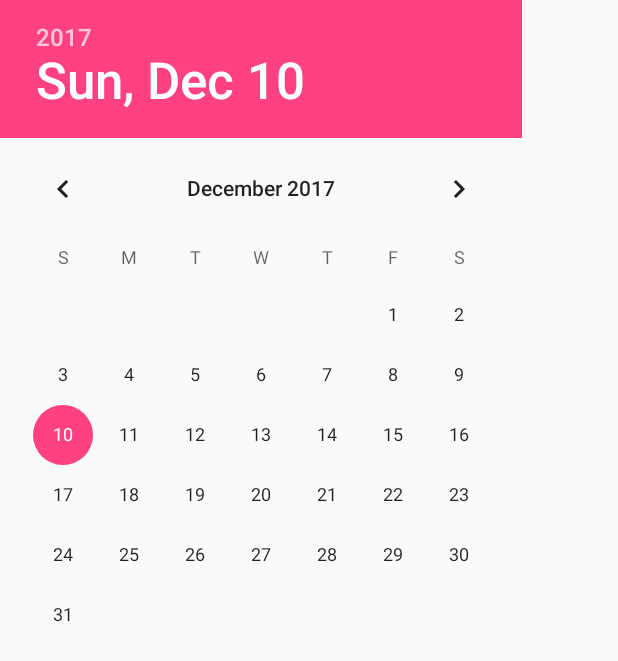
After one commit to ruslanabzalov/PocketDoc, an Android app: the layout disease_dialog_date.xml on its own in the app's theme, with its tools: preview values and no code run, on a phone screen of 412 x 824 dp. The commit adds this screen. Shown: the top 661 px of the screen. Run offline under Robolectric (Android 15) with nearby library versions, the phone set to English and light mode, and no system bars.

Commit message:
Небольшие доработки DiseaseFragment и DiseaseActivity

```diff
--- a/app/src/main/java/com/ruslanabzalov/pocketdoc/DiseasesListFragment.java
+++ b/app/src/main/java/com/ruslanabzalov/pocketdoc/DiseasesListFragment.java
@@ -85,11 +85,13 @@ public class DiseasesListFragment extends Fragment {
 
         /**
          * Метод, запускающий активность-хост DiseaseActivity с соответствующим фрагментом
-         * при нажатии на элемент списка RecyclerView.
+         * при нажатии на заболевание из списка RecyclerView.
          * */
         @Override
         public void onClick(View view) {
+            // Создание интента с дополнением в виде ID заболевания
             Intent intent = DiseaseActivity.newIntent(getActivity(), mDisease.getId());
+            // Запуск активности DiseaseActivity
             startActivity(intent);
         }
 
@@ -137,6 +139,7 @@ public class DiseasesListFragment extends Fragment {
             mAdapter = new DiseasesAdapter(diseases);
             mDiseasesRecyclerView.setAdapter(mAdapter);
         } else {
+            // Уведомление адаптера RecyclerView о том, что данные могли быть изменены
             mAdapter.notifyDataSetChanged();
         }
     }
--- /dev/null
+++ b/app/src/main/res/layout/disease_dialog_date.xml
@@ -0,0 +1,7 @@
+<?xml version="1.0" encoding="utf-8"?>
+<DatePicker
+    xmlns:android="http://schemas.android.com/apk/res/android"
+    android:id="@+id/disease_date_picker"
+    android:layout_width="wrap_content"
+    android:layout_height="wrap_content">
+</DatePicker>
--- a/app/src/main/res/values/strings.xml
+++ b/app/src/main/res/values/strings.xml
@@ -8,5 +8,6 @@
     <string name="disease_title_label">Название</string>
     <string name="disease_details_label">Описание</string>
     <string name="disease_cured_label">Вылечено</string>
+    <string name="disease_date_picker_title">Дата начала лечения:</string>
     <string name="new_disease">Новое заболевание</string>
 </resources>
```
Also changed, not shown: app/src/main/java/com/ruslanabzalov/pocketdoc/DiseaseActivity.java (+5 -3 lines), app/src/main/java/com/ruslanabzalov/pocketdoc/DiseaseDatePickerFragment.java (added, +60 -0 lines), app/src/main/java/com/ruslanabzalov/pocketdoc/DiseaseFragment.java (+20 -3 lines).
